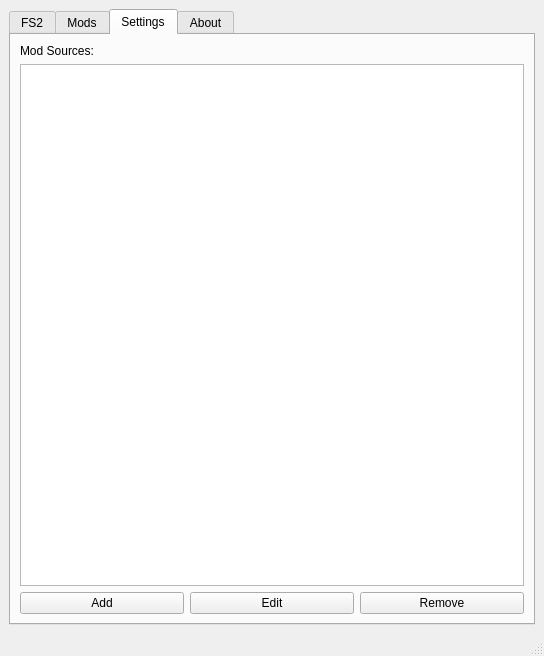
The window that ui/main.ui (ngld/old-knossos) describes before a commit, drawn with Qt 5.
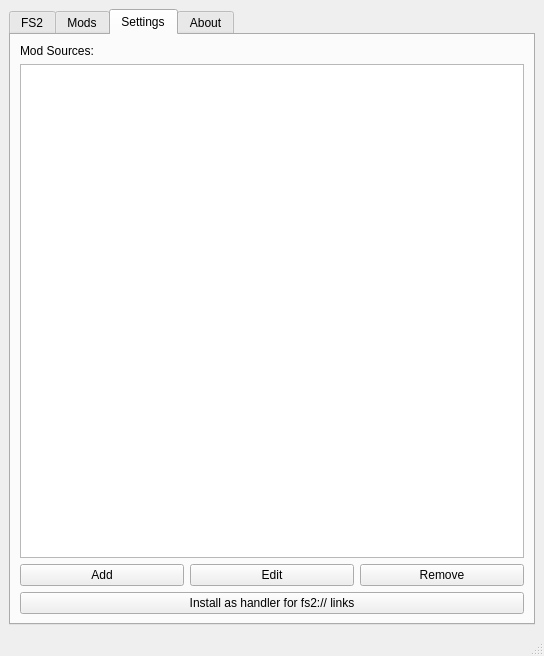
The same window after the commit.

```diff
--- a/ui/main.ui
+++ b/ui/main.ui
@@ -187,7 +187,15 @@
          </layout>
         </item>
         <item>
-         <layout class="QGridLayout" name="gridLayout"/>
+         <layout class="QGridLayout" name="gridLayout">
+          <item row="0" column="0">
+           <widget class="QPushButton" name="schemeHandler">
+            <property name="text">
+             <string>Install as handler for fs2:// links</string>
+            </property>
+           </widget>
+          </item>
+         </layout>
         </item>
        </layout>
       </widget>
```
